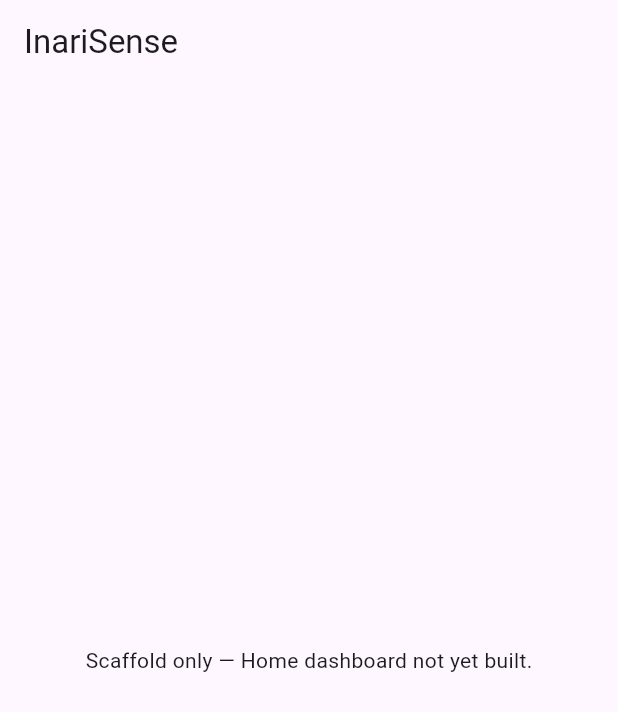
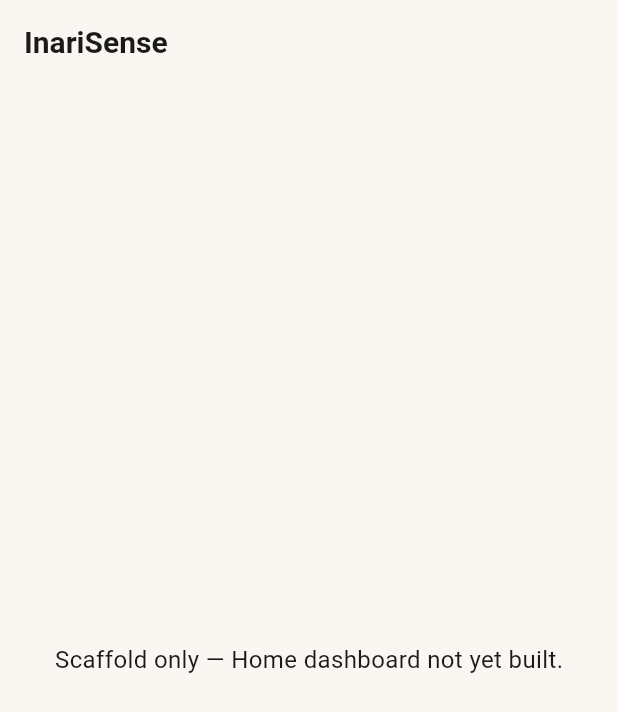
Before and after one commit to Techdudetony/InariSense, a Flutter app: the screen it shows after launch, on a phone screen of 412 x 824 dp. Shown: the top 712 px of the screen. Run offline on Flutter 3.47's test engine with Material 3 defaults, Android fonts, the phone set to English and light mode, and no system bars; our stand-ins replace flutter_riverpod, geocoding, geolocator.

Commit message:
feat(mobile): implement design system as Flutter ThemeData (KAN-17)

```diff
--- /dev/null
+++ b/mobile/lib/core/theme/app_theme.dart
@@ -0,0 +1,82 @@
+/// Main app theme, assembled from docs/07-design-system.md's tokens.
+///
+/// Typography note: the design doc calls for a humanist sans for
+/// headings and a legible sans for body text (e.g. Nunito/Work Sans +
+/// Inter). This is deliberately NOT implemented via the google_fonts
+/// package here — that package fetches font files over the network at
+/// runtime by default, which risks breaking first-run behavior for a
+/// user who opens the app offline (a real MVP requirement). This uses
+/// the platform default font (Roboto/San Francisco) with the design
+/// system's size/weight scale instead. Custom bundled fonts (shipped as
+/// app assets, not fetched at runtime) are a reasonable later polish
+/// step, not something dropped by accident.
+library;
+
+import 'package:flutter/material.dart';
+
+import 'colors.dart';
+
+ThemeData buildAppTheme() {
+  final colorScheme = ColorScheme.fromSeed(
+    seedColor: AppColors.canopy,
+    primary: AppColors.canopy,
+    secondary: AppColors.sprout,
+    error: AppColors.error,
+    surface: AppColors.paper,
+  );
+
+  const textTheme = TextTheme(
+    // Display: screen titles — 28sp per the design system's type scale.
+    headlineLarge: TextStyle(
+        fontSize: 28, fontWeight: FontWeight.w700, color: AppColors.ink),
+    // Heading: section titles — 20sp
+    titleLarge: TextStyle(
+        fontSize: 20, fontWeight: FontWeight.w600, color: AppColors.ink),
+    // Body — 16sp
+    bodyLarge: TextStyle(
+        fontSize: 16, fontWeight: FontWeight.w400, color: AppColors.ink),
+    bodyMedium: TextStyle(
+        fontSize: 16, fontWeight: FontWeight.w400, color: AppColors.ink),
+    // Caption/meta (sources, timestamps) — 13sp, never smaller anywhere
+    // in the app per the dynamic-text-sizing accessibility requirement.
+    bodySmall: TextStyle(
+        fontSize: 13, fontWeight: FontWeight.w400, color: AppColors.soil),
+  );
+
+  return ThemeData(
+    useMaterial3: true,
+    colorScheme: colorScheme,
+    scaffoldBackgroundColor: AppColors.paper,
+    textTheme: textTheme,
+    cardTheme: CardThemeData(
+      color: AppColors.stone,
+      elevation: 1,
+      shape: RoundedRectangleBorder(borderRadius: BorderRadius.circular(12)),
+      margin: EdgeInsets.zero,
+    ),
+    elevatedButtonTheme: ElevatedButtonThemeData(
+      style: ElevatedButton.styleFrom(
+        backgroundColor: AppColors.canopy,
+        foregroundColor: AppColors.paper,
+        shape: RoundedRectangleBorder(borderRadius: BorderRadius.circular(24)),
+        padding: const EdgeInsets.symmetric(horizontal: 24, vertical: 14),
+      ),
+    ),
+    outlinedButtonTheme: OutlinedButtonThemeData(
+      style: OutlinedButton.styleFrom(
+        foregroundColor: AppColors.canopy,
+        side: const BorderSide(color: AppColors.canopy),
+        shape: RoundedRectangleBorder(borderRadius: BorderRadius.circular(24)),
+        padding: const EdgeInsets.symmetric(horizontal: 24, vertical: 14),
+      ),
+    ),
+    textButtonTheme: TextButtonThemeData(
+      style: TextButton.styleFrom(foregroundColor: AppColors.canopy),
+    ),
+    appBarTheme: const AppBarTheme(
+      backgroundColor: AppColors.paper,
+      foregroundColor: AppColors.ink,
+      elevation: 0,
+    ),
+  );
+}
--- a/mobile/lib/main.dart
+++ b/mobile/lib/main.dart
@@ -1,5 +1,5 @@
 // InariSense mobile entry point.
-
+//
 // This is a minimal scaffold: a Riverpod-wrapped MaterialApp with a single
 // placeholder home screen. Feature screens (Identify, My Garden, Tasks,
 // Journal, Learn) get built out under lib/features/ as their own branches,
@@ -7,6 +7,8 @@
 
 import 'package:flutter/material.dart';
 import 'package:flutter_riverpod/flutter_riverpod.dart';
+
+import 'core/theme/app_theme.dart';
 
 void main() {
   runApp(const ProviderScope(child: InariSenseApp()));
@@ -19,7 +21,7 @@ class InariSenseApp extends StatelessWidget {
   Widget build(BuildContext context) {
     return MaterialApp(
       title: 'InariSense',
-      theme: ThemeData(useMaterial3: true),
+      theme: buildAppTheme(),
       home: const HomePlaceholder(),
     );
   }
```
Also changed, not shown: mobile/lib/core/theme/colors.dart (added, +24 -0 lines), mobile/lib/core/theme/spacing.dart (added, +20 -0 lines), mobile/lib/core/theme/status_style.dart (added, +102 -0 lines).
